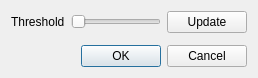
Above: qt/SegmentVolumeDialog.ui from RENCI/Segmentor before the change. Below: the same form after it.
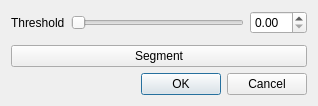
That is the form after the change.

Commit message: Add spinbox to threshold slider

```diff
--- a/qt/SegmentVolumeDialog.ui
+++ b/qt/SegmentVolumeDialog.ui
@@ -6,8 +6,8 @@
    <rect>
     <x>0</x>
     <y>0</y>
-    <width>258</width>
-    <height>78</height>
+    <width>318</width>
+    <height>106</height>
    </rect>
   </property>
   <property name="windowTitle">
@@ -31,11 +31,7 @@
       </widget>
      </item>
      <item>
-      <widget class="QPushButton" name="updateButton">
-       <property name="text">
-        <string>Update</string>
-       </property>
-      </widget>
+      <widget class="QDoubleSpinBox" name="thresholdSpinBox"/>
      </item>
     </layout>
    </item>
@@ -52,6 +48,13 @@
      </property>
     </spacer>
    </item>
+   <item>
+    <widget class="QPushButton" name="updateButton">
+     <property name="text">
+      <string>Segment</string>
+     </property>
+    </widget>
+   </item>
    <item>
     <widget class="QDialogButtonBox" name="buttonBox">
      <property name="orientation">
```
The commit also changes 1 other file.
